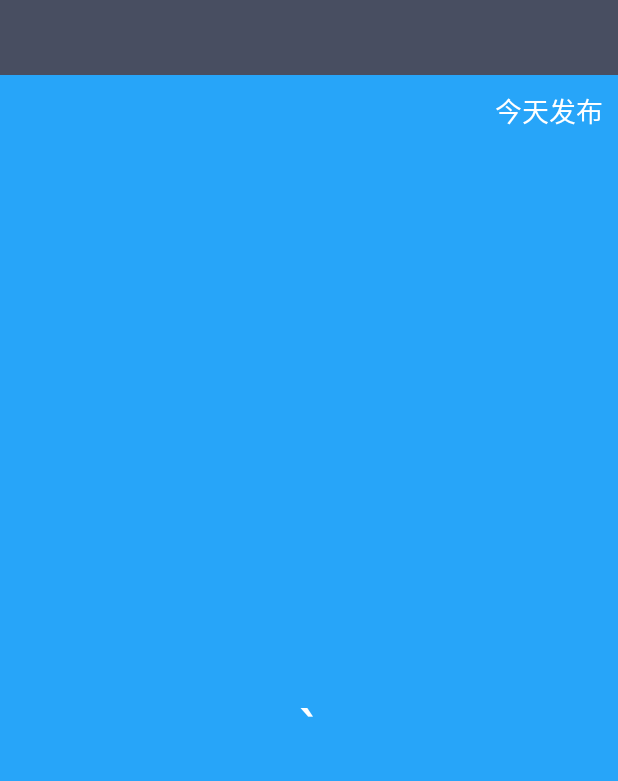
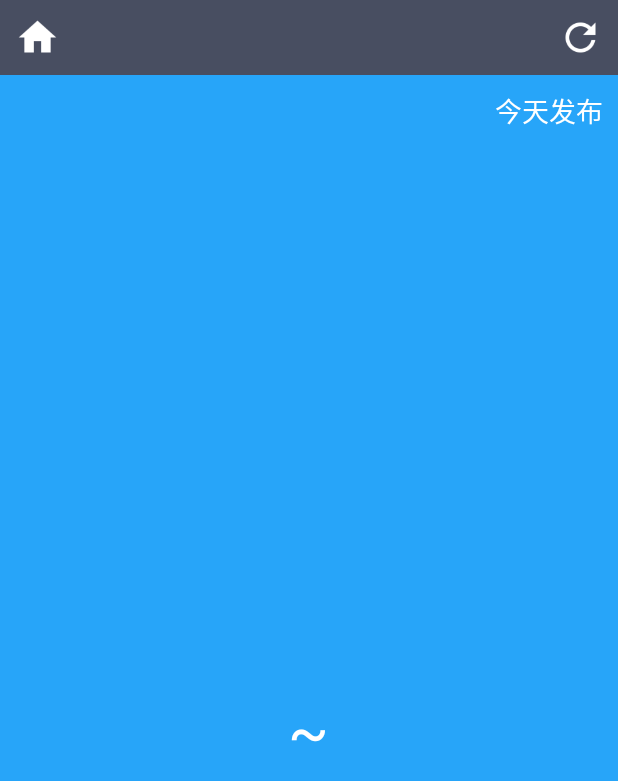
Before and after one commit to xcsgithub/coolweather, an Android app: the WeatherActivity screen opened directly, with no data from a screen before it, on a phone screen of 412 x 824 dp. Shown: the top 781 px of the screen. Run offline under Robolectric (Android 15) with nearby library versions, the phone set to English and light mode, and no system bars.

Commit message:
app完成

```diff
--- a/app/src/main/AndroidManifest.xml
+++ b/app/src/main/AndroidManifest.xml
@@ -6,7 +6,7 @@
 
     <application
         android:allowBackup="true"
-        android:icon="@mipmap/ic_launcher"
+        android:icon="@mipmap/app_icon"
         android:label="@string/app_name"
         android:supportsRtl="true"
         android:theme="@style/AppTheme">
@@ -20,6 +20,8 @@
             </intent-filter>
         </activity>
         <activity android:name=".activity.WeatherActivity"></activity>
+        <service android:name=".service.AutoUpdateService"></service>
+        <receiver android:name=".service.AutoUpdateReceiver"></receiver>
     </application>
 
 
--- a/app/src/main/java/com/xcs/coolweather/activity/WeatherActivity.java
+++ b/app/src/main/java/com/xcs/coolweather/activity/WeatherActivity.java
@@ -1,16 +1,19 @@
 package com.xcs.coolweather.activity;
 
 import android.app.Activity;
+import android.content.Intent;
 import android.content.SharedPreferences;
 import android.os.Bundle;
 import android.preference.PreferenceManager;
 import android.text.TextUtils;
 import android.view.View;
 import android.view.Window;
+import android.widget.Button;
 import android.widget.LinearLayout;
 import android.widget.TextView;
 
 import com.xcs.coolweather.R;
+import com.xcs.coolweather.service.AutoUpdateService;
 import com.xcs.coolweather.util.HttpCallbackListener;
 import com.xcs.coolweather.util.HttpUtil;
 import com.xcs.coolweather.util.Utility;
@@ -18,7 +21,7 @@ import com.xcs.coolweather.util.Utility;
 /**
  * Created by xcs on 2017/3/9 0009.
  */
-public class WeatherActivity extends Activity {
+public class WeatherActivity extends Activity implements View.OnClickListener{
     private LinearLayout mWeatherInfoLayout;
     private TextView mCityNameText;
     private TextView mPublishText;
@@ -26,6 +29,8 @@ public class WeatherActivity extends Activity {
     private TextView mTemp1Text;
     private TextView mTemp2Text;
     private TextView mCurrentDateText;
+    private Button mSwitchCity;
+    private Button mRefreshWeather;
 
     @Override
     protected void onCreate(Bundle savedInstanceState) {
@@ -39,6 +44,11 @@ public class WeatherActivity extends Activity {
         mTemp1Text = (TextView) findViewById(R.id.temp1);
         mTemp2Text = (TextView) findViewById(R.id.temp2);
         mCurrentDateText = (TextView)findViewById(R.id.current_date);
+        mSwitchCity = (Button)findViewById(R.id.switch_city);
+        mRefreshWeather = (Button)findViewById(R.id.refresh_weather);
+        mSwitchCity.setOnClickListener(this);
+        mRefreshWeather.setOnClickListener(this);
+
         String countyCode = getIntent().getStringExtra("county_code");
         if (!TextUtils.isEmpty(countyCode)){
             mPublishText.setText("同步中...");
@@ -60,6 +70,8 @@ public class WeatherActivity extends Activity {
         mCurrentDateText.setText(preferences.getString("current_date",""));
         mWeatherInfoLayout.setVisibility(View.VISIBLE);
         mCityNameText.setVisibility(View.VISIBLE);
+        Intent intent = new Intent(this, AutoUpdateService.class);
+        startService(intent);
     }
 
     private void queryWeatherCode(String countyCode) {
@@ -83,6 +95,7 @@ public class WeatherActivity extends Activity {
                             String weatherCode = array[1];
                             queryWeatherInfo(weatherCode);
                         }
+                    }
                 }else if ("weatherCode".equals(type)){
                     Utility.handleWeatherResponse(WeatherActivity.this,response);
                     runOnUiThread(new Runnable() {
@@ -91,7 +104,6 @@ public class WeatherActivity extends Activity {
                             showWeather();
                         }
                     });
-                    }
                 }
             }
 
@@ -106,4 +118,24 @@ public class WeatherActivity extends Activity {
             }
         });
     }
+
+    @Override
+    public void onClick(View v) {
+        switch (v.getId()){
+            case R.id.switch_city:
+                Intent intent = new Intent(this,ChooseAreaActivity.class);
+                intent.putExtra("from_weather_activity",true);
+                startActivity(intent);
+                finish();
+                break;
+            case R.id.refresh_weather:
+                mPublishText.setText("同步中...");
+                SharedPreferences prefs = PreferenceManager.getDefaultSharedPreferences(this);
+                String weatherCode = prefs.getString("weather_code","");
+                if (!TextUtils.isEmpty(weatherCode)){
+                    queryWeatherInfo(weatherCode);
                 }
+                break;
+        }
+    }
+}
--- a/app/src/main/java/com/xcs/coolweather/db/CoolWeatherDB.java
+++ b/app/src/main/java/com/xcs/coolweather/db/CoolWeatherDB.java
@@ -123,6 +123,8 @@ public class CoolWeatherDB {
                 county.setCountyName(cursor.getString(cursor.getColumnIndex("county_name")));
                 county.setCountyCode(cursor.getString(cursor.getColumnIndex("county_code")));
                 county.setCityId(cityId);
+
+                list.add(county);
             }while (cursor.moveToNext());
         }
         if (cursor !=null){
--- a/app/src/main/res/layout/weather_layout.xml
+++ b/app/src/main/res/layout/weather_layout.xml
@@ -8,6 +8,14 @@
         android:layout_height="50dp"
         android:background="#484e61"
         >
+        <Button
+            android:id="@+id/switch_city"
+            android:layout_width="30dp"
+            android:layout_height="30dp"
+            android:layout_centerVertical="true"
+            android:layout_marginLeft="10dp"
+            android:background="@drawable/ic_home_white_36dp"
+            />
         <TextView
             android:id="@+id/city_name"
             android:layout_width="wrap_content"
@@ -15,6 +23,15 @@
             android:layout_centerInParent="true"
             android:textColor="#fff"
             android:textSize="24sp"
+            />
+        <Button
+            android:id="@+id/refresh_weather"
+            android:layout_width="30dp"
+            android:layout_height="30dp"
+            android:layout_alignParentRight="true"
+            android:layout_centerVertical="true"
+            android:layout_marginRight="10dp"
+            android:background="@drawable/ic_refresh_white_36dp"
             />
     </RelativeLayout>
 
@@ -78,7 +95,7 @@
                     android:layout_gravity="center_vertical"
                     android:layout_marginLeft="10dp"
                     android:layout_marginRight="10dp"
-                    android:text="`"
+                    android:text="~"
                     android:textColor="#fff"
                     android:textSize="40sp"
                     />
```
Also changed, not shown: app/src/main/java/com/xcs/coolweather/activity/ChooseAreaActivity.java (+8 -1 lines), app/src/main/java/com/xcs/coolweather/service/AutoUpdateReceiver.java (added, +16 -0 lines), app/src/main/java/com/xcs/coolweather/service/AutoUpdateService.java (added, +60 -0 lines), app/src/main/res/drawable/home_moren.png (added), app/src/main/res/drawable/ic_home_white_36dp.png (added), app/src/main/res/drawable/ic_refresh_white_36dp.png (added), app/src/main/res/drawable/ic_repeat_white_24dp.png (added), app/src/main/res/mipmap-xhdpi/app_icon.png (added). Lines whose indentation alone changed are shown as unchanged.
